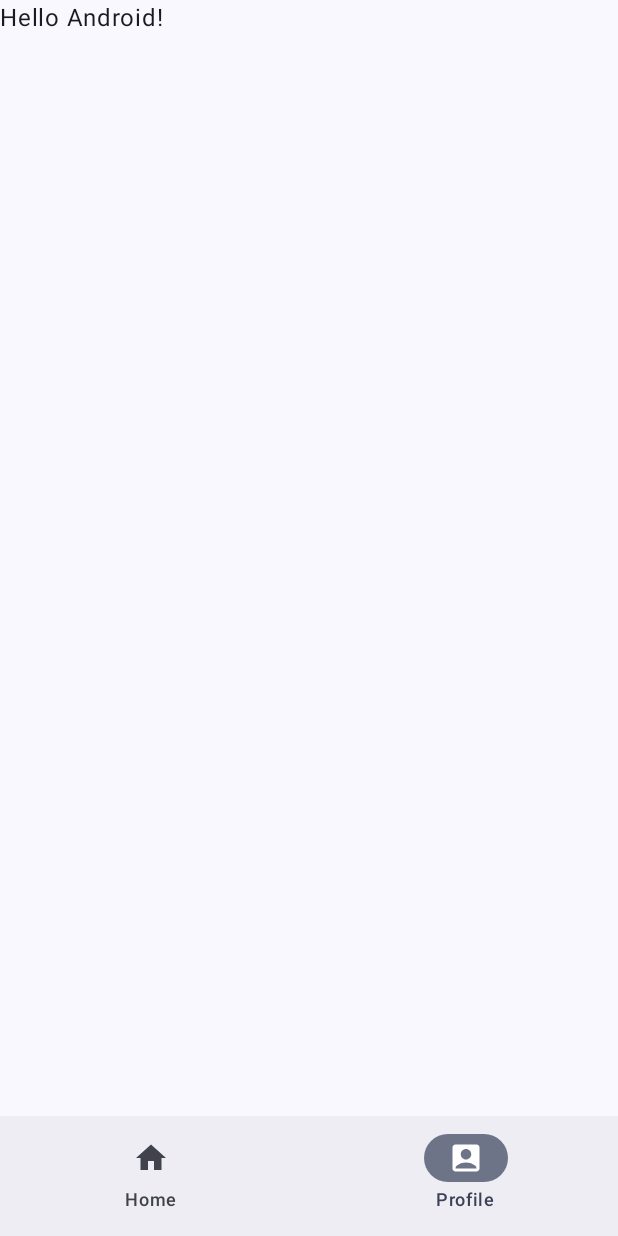
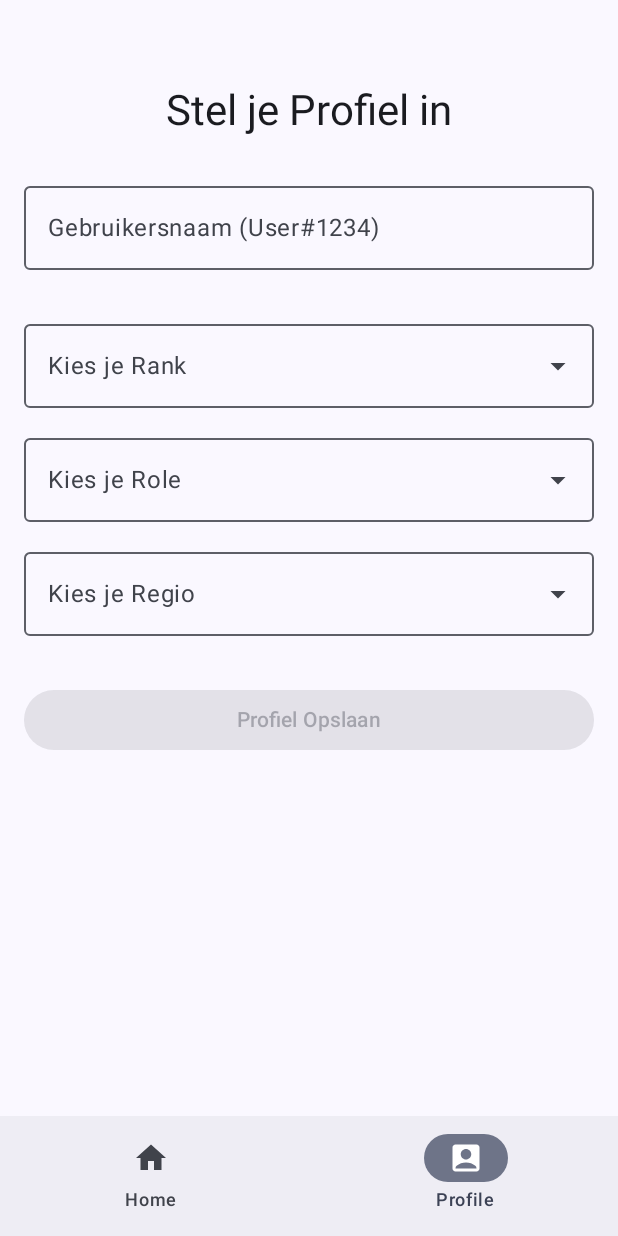
Before and after one commit to miladnnesim/LookingForTeamAndorid, an Android app built with Jetpack Compose: the screen it shows after launch (MainActivity), item 2 of the bottom bar chosen, on a phone screen of 412 x 824 dp. Run offline under Robolectric (Android 15) with nearby library versions, the phone set to English and light mode, and no system bars; our stand-ins replace navigation suite.

Commit message:
saving and update profile

```diff
--- a/app/build.gradle.kts
+++ b/app/build.gradle.kts
@@ -42,6 +42,7 @@ android {
 }
 
 dependencies {
+    implementation("androidx.lifecycle:lifecycle-viewmodel-compose:2.8.7")
     implementation(libs.androidx.core.ktx)
     implementation(libs.androidx.lifecycle.runtime.ktx)
     implementation(libs.androidx.activity.compose)
--- a/app/src/main/java/com/ehb/lookingforteam/MainActivity.kt
+++ b/app/src/main/java/com/ehb/lookingforteam/MainActivity.kt
@@ -4,14 +4,16 @@ import android.os.Bundle
 import androidx.activity.ComponentActivity
 import androidx.activity.compose.setContent
 import androidx.activity.enableEdgeToEdge
+import androidx.compose.foundation.layout.Box
 import androidx.compose.foundation.layout.fillMaxSize
 import androidx.compose.foundation.layout.padding
 import androidx.compose.material.icons.Icons
 import androidx.compose.material.icons.filled.AccountBox
-import androidx.compose.material.icons.filled.Favorite
 import androidx.compose.material.icons.filled.Home
 import androidx.compose.material3.Icon
+import androidx.compose.material3.MaterialTheme
 import androidx.compose.material3.Scaffold
+import androidx.compose.material3.Surface
 import androidx.compose.material3.Text
 import androidx.compose.material3.adaptive.navigationsuite.NavigationSuiteScaffold
 import androidx.compose.runtime.Composable
@@ -21,9 +23,8 @@ import androidx.compose.runtime.saveable.rememberSaveable
 import androidx.compose.runtime.setValue
 import androidx.compose.ui.Modifier
 import androidx.compose.ui.graphics.vector.ImageVector
-import androidx.compose.ui.tooling.preview.Preview
-import androidx.compose.ui.tooling.preview.PreviewScreenSizes
 import com.ehb.lookingforteam.ui.theme.LookingForTeamTheme
+import com.ehb.lookingforteam.ui.theme.ProfileScreen
 
 class MainActivity : ComponentActivity() {
     override fun onCreate(savedInstanceState: Bundle?) {
@@ -31,13 +32,14 @@ class MainActivity : ComponentActivity() {
         enableEdgeToEdge()
         setContent {
             LookingForTeamTheme {
-                LookingForTeamApp()
+                Surface(modifier = Modifier.fillMaxSize(), color = MaterialTheme.colorScheme.background) {
+                    LookingForTeamApp()
+                }
             }
         }
     }
 }
 
-@PreviewScreenSizes
 @Composable
 fun LookingForTeamApp() {
     var currentDestination by rememberSaveable { mutableStateOf(AppDestinations.HOME) }
@@ -46,12 +48,7 @@ fun LookingForTeamApp() {
         navigationSuiteItems = {
             AppDestinations.entries.forEach {
                 item(
-                    icon = {
-                        Icon(
-                            it.icon,
-                            contentDescription = it.label
-                        )
-                    },
+                    icon = { Icon(it.icon, contentDescription = it.label) },
                     label = { Text(it.label) },
                     selected = it == currentDestination,
                     onClick = { currentDestination = it }
@@ -59,11 +56,18 @@ fun LookingForTeamApp() {
             }
         }
     ) {
+        // Dit is de "Content Area". Hier bepalen we welk scherm we laten zien.
         Scaffold(modifier = Modifier.fillMaxSize()) { innerPadding ->
-            Greeting(
-                name = "Android",
-                modifier = Modifier.padding(innerPadding)
-            )
+            Box(modifier = Modifier.padding(innerPadding)) {
+                when (currentDestination) {
+                    AppDestinations.HOME -> {
+                        Greeting(name = "Valorant Player")
+                    }
+                    AppDestinations.PROFILE -> {
+                        ProfileScreen()
+                    }
+                }
+            }
         }
     }
 }
@@ -78,16 +82,5 @@ enum class AppDestinations(
 
 @Composable
 fun Greeting(name: String, modifier: Modifier = Modifier) {
-    Text(
-        text = "Hello $name!",
-        modifier = modifier
-    )
+    Text(text = "Welkom bij de Home Feed, $name!", modifier = modifier)
 }
-
-@Preview(showBackground = true)
-@Composable
-fun GreetingPreview() {
-    LookingForTeamTheme {
-        Greeting("Android")
-    }
-}
--- a/app/src/main/java/com/ehb/lookingforteam/ui/theme/ProfileScreen.kt
+++ b/app/src/main/java/com/ehb/lookingforteam/ui/theme/ProfileScreen.kt
@@ -8,24 +8,31 @@ import androidx.compose.runtime.*
 import androidx.compose.ui.Alignment
 import androidx.compose.ui.Modifier
 import androidx.compose.ui.unit.dp
+import androidx.lifecycle.viewmodel.compose.viewModel
+import com.ehb.lookingforteam.viewmodel.ProfileViewModel
 
 @OptIn(ExperimentalMaterial3Api::class)
 @Composable
-fun ProfileScreen() {
-    var isEditing by remember { mutableStateOf(false) }
+fun ProfileScreen(profileViewModel: ProfileViewModel = viewModel()) {
+    // Haal de huidige opgeslagen status op uit de kluis (ViewModel)
+    val savedProfile by profileViewModel.profile.collectAsState()
 
-    // State voor de velden
-    var name by remember { mutableStateOf("") }
-    var selectedRank by remember { mutableStateOf("") }
-    var selectedRole by remember { mutableStateOf("") }
-    var selectedRegion by remember { mutableStateOf("") }
+    // Bepaal of we in de 'bewerk' modus zitten.
+    // Als de naam leeg is, beginnen we standaard in de bewerk-modus.
+    var isEditing by remember { mutableStateOf(savedProfile.name.isEmpty()) }
+
+    // Tijdelijke state voor de invoervelden (gebaseerd op wat al opgeslagen was)
+    var name by remember { mutableStateOf(savedProfile.name) }
+    var selectedRank by remember { mutableStateOf(savedProfile.rank) }
+    var selectedRole by remember { mutableStateOf(savedProfile.role) }
+    var selectedRegion by remember { mutableStateOf(savedProfile.region) }
 
     // Opties voor de dropdowns
     val ranks = listOf("Iron", "Bronze", "Silver", "Gold", "Platinum", "Diamond", "Ascendant", "Immortal", "Radiant")
     val roles = listOf("Duelist", "Sentinel", "Initiator", "Controller")
     val regions = listOf("EUW", "NA", "BR", "AP", "KR", "LATAM")
 
-    // Validatie voor de hashtag
+    // Validatie: Naam moet een # bevatten en daarna niet leeg zijn
     val isNameValid = name.contains("#") && name.split("#").lastOrNull()?.isNotEmpty() == true
 
     Column(
@@ -34,21 +41,45 @@ fun ProfileScreen() {
             .padding(16.dp)
             .verticalScroll(rememberScrollState()),
         horizontalAlignment = Alignment.CenterHorizontally,
-        verticalArrangement = Arrangement.Center
+        verticalArrangement = Arrangement.Top
     ) {
+        Spacer(modifier = Modifier.height(40.dp))
+
         if (!isEditing) {
-            Button(onClick = { isEditing = true }) {
-                Text("Maak profiel aan")
-            }
-        } else {
-            Text(text = "Vul je Valorant Profiel in", style = MaterialTheme.typography.headlineMedium)
+            // --- WEERGAVE MODUS: Toon het huidige profiel ---
+            Text(text = "Jouw Valorant Profiel", style = MaterialTheme.typography.headlineLarge)
+
             Spacer(modifier = Modifier.height(24.dp))
 
-            // Username met Hashtag verplichting
+            Card(
+                modifier = Modifier.fillMaxWidth(),
+                colors = CardDefaults.cardColors(containerColor = MaterialTheme.colorScheme.surfaceVariant)
+            ) {
+                Column(modifier = Modifier.padding(16.dp)) {
+                    Text(text = "Naam: ${savedProfile.name}", style = MaterialTheme.typography.bodyLarge)
+                    Text(text = "Rank: ${savedProfile.rank}", style = MaterialTheme.typography.bodyLarge)
+                    Text(text = "Role: ${savedProfile.role}", style = MaterialTheme.typography.bodyLarge)
+                    Text(text = "Regio: ${savedProfile.region}", style = MaterialTheme.typography.bodyLarge)
+                }
+            }
+
+            Spacer(modifier = Modifier.height(24.dp))
+
+            Button(onClick = { isEditing = true }, modifier = Modifier.fillMaxWidth()) {
+                Text("Profiel Bewerken")
+            }
+
+        } else {
+            // --- BEWERK MODUS: Het formulier ---
+            Text(text = "Stel je Profiel in", style = MaterialTheme.typography.headlineMedium)
+
+            Spacer(modifier = Modifier.height(24.dp))
+
+            // Username veld
             OutlinedTextField(
                 value = name,
                 onValueChange = { name = it },
-                label = { Text("Gebruikersnaam (bijv. User#1234)") },
+                label = { Text("Gebruikersnaam (User#1234)") },
                 modifier = Modifier.fillMaxWidth(),
                 isError = name.isNotEmpty() && !isNameValid,
                 supportingText = {
@@ -82,11 +113,22 @@ fun ProfileScreen() {
             Spacer(modifier = Modifier.height(32.dp))
 
             Button(
-                onClick = { isEditing = false },
+                onClick = {
+                    // Sla de data op in de ViewModel
+                    profileViewModel.saveProfile(name, selectedRank, selectedRole, selectedRegion)
+                    isEditing = false
+                },
                 modifier = Modifier.fillMaxWidth(),
+                // Knop werkt pas als alles correct is ingevuld
                 enabled = isNameValid && selectedRank.isNotEmpty() && selectedRole.isNotEmpty() && selectedRegion.isNotEmpty()
             ) {
                 Text("Profiel Opslaan")
+            }
+
+            if (savedProfile.name.isNotEmpty()) {
+                TextButton(onClick = { isEditing = false }) {
+                    Text("Annuleren")
+                }
             }
         }
     }
@@ -110,11 +152,13 @@ fun CustomDropdownMenu(
         OutlinedTextField(
             value = selectedOption,
             onValueChange = {},
-            readOnly = true, // Zorgt dat je niet zelf kunt typen
+            readOnly = true,
             label = { Text(label) },
             trailingIcon = { ExposedDropdownMenuDefaults.TrailingIcon(expanded = expanded) },
             colors = ExposedDropdownMenuDefaults.outlinedTextFieldColors(),
-            modifier = Modifier.menuAnchor().fillMaxWidth()
+            modifier = Modifier
+                .menuAnchor()
+                .fillMaxWidth()
         )
 
         ExposedDropdownMenu(
--- /dev/null
+++ b/app/src/main/java/com/ehb/lookingforteam/viewmodel/ProfileViewModel.kt
@@ -0,0 +1,24 @@
+package com.ehb.lookingforteam.viewmodel
+
+import androidx.lifecycle.ViewModel
+import com.ehb.lookingforteam.model.PlayerProfile
+import kotlinx.coroutines.flow.MutableStateFlow
+import kotlinx.coroutines.flow.StateFlow
+import kotlinx.coroutines.flow.asStateFlow
+
+class ProfileViewModel : ViewModel() {
+    // Dit is de 'kluis' waar je profiel in zit.
+    // We beginnen met een leeg profiel.
+    private val _profile = MutableStateFlow(PlayerProfile())
+    val profile: StateFlow<PlayerProfile> = _profile.asStateFlow()
+
+    // Deze functie roepen we aan om de data echt 'op te slaan' in het geheugen
+    fun saveProfile(newName: String, newRank: String, newRole: String, newRegion: String) {
+        _profile.value = PlayerProfile(
+            name = newName,
+            rank = newRank,
+            role = newRole,
+            region = newRegion
+        )
+    }
+}
```
